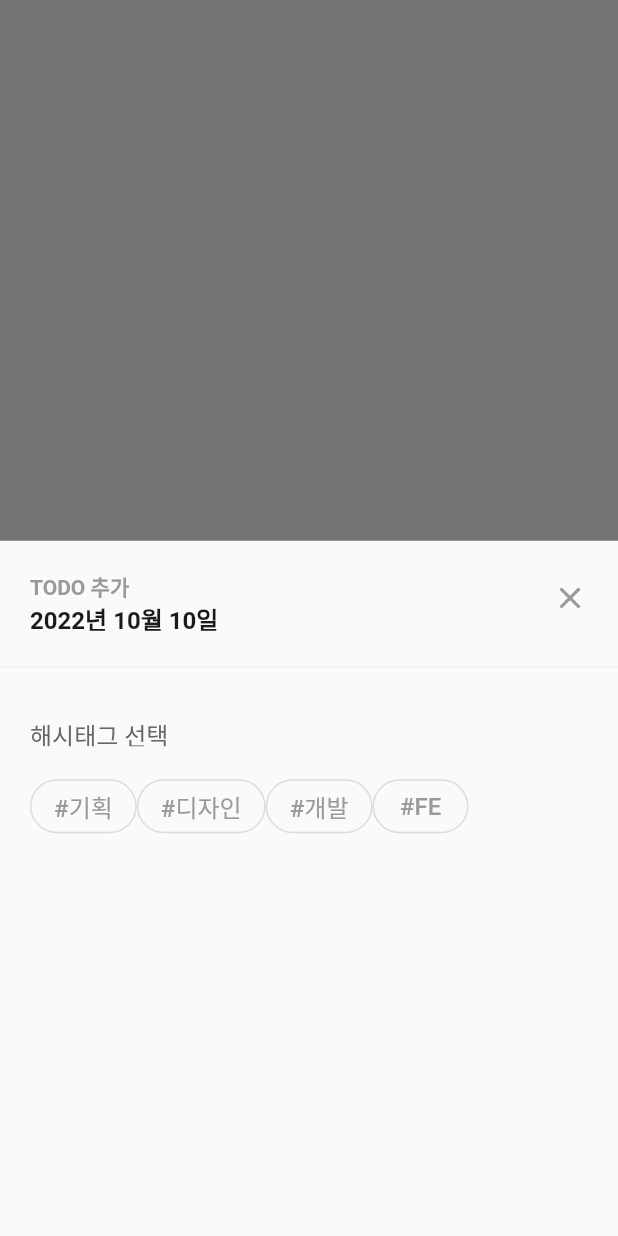
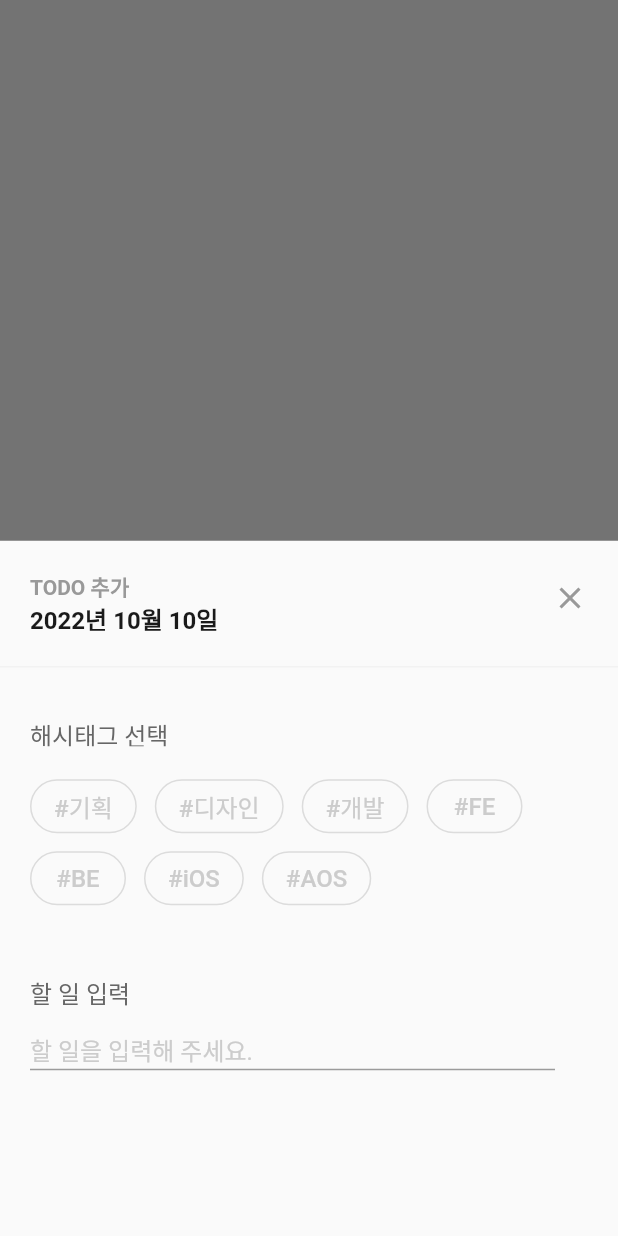
Before and after one commit to Hipspot/hipspot-toyproject-flutter, a Flutter app: the screen it shows after launch, after a tap on the "add" icon, on a phone screen of 412 x 824 dp. Run offline on Flutter 3.47's test engine with Material 2 defaults, Android fonts, the phone set to English and light mode, and no system bars.

Commit message:
whole bottom sheet (except the color changing)

```diff
--- a/lib/main.dart
+++ b/lib/main.dart
@@ -112,7 +112,7 @@ class _MyHomePageState extends State<MyHomePage> {
                 thickness: 1,
                 color: Color(0xffF2F2F2),
               ),
-              Row(
+              Column(
                 children: [
                   Column(
                     crossAxisAlignment: CrossAxisAlignment.start,
@@ -134,16 +134,57 @@ class _MyHomePageState extends State<MyHomePage> {
                       ),
                       Padding(
                           padding: EdgeInsets.fromLTRB(20, 16, 0, 0),
-                          child: Row(
-                            mainAxisAlignment: MainAxisAlignment.spaceEvenly,
+                          child: Column(
                             children: [
-                              HashtagButton(text: '#기획'),
-                              HashtagButton(text: '#디자인'),
-                              HashtagButton(text: '#개발'),
-                              HashtagButton(text: '#FE'),
+                              Row(
+                                children: [
+                                  HashtagButton(text: '#기획'),
+                                  SizedBox(width: 12),
+                                  HashtagButton(text: '#디자인'),
+                                  SizedBox(width: 12),
+                                  HashtagButton(text: '#개발'),
+                                  SizedBox(width: 12),
+                                  HashtagButton(text: '#FE'),
+                                ],
+                              ),
+                              Row(
+                                children: [
+                                  HashtagButton(text: '#BE'),
+                                  SizedBox(width: 12),
+                                  HashtagButton(text: '#iOS'),
+                                  SizedBox(width: 12),
+                                  HashtagButton(text: '#AOS')
+                                ]
+                              )
                             ],
                           )
                       ),
+                      Padding(
+                        padding: EdgeInsets.fromLTRB(20, 40, 0, 0),
+                        child: Text(
+                          '할 일 입력',
+                          style: TextStyle(
+                            fontSize: 16,
+                            color: Color(0xff666666),
+                          ),
+                        )
+                      ),
+                      Padding(
+                        padding: EdgeInsets.fromLTRB(20, 16, 20, 0),
+                        child: SizedBox(
+                          width: 350,
+                          height: 24,
+                          child: TextField(
+                            decoration: InputDecoration(
+                              labelText: '할 일을 입력해 주세요.',
+                              labelStyle: TextStyle(
+                                color: Color(0xffCCCCCC),
+                                fontSize: 16,
+                              )
+                            ),
+                          ),
+                        )
+                      )
                     ],
                   ),
                 ],
@@ -177,12 +218,13 @@ class HashtagButton extends StatelessWidget {
           overlayColor: getColor(Colors.grey, Colors.teal),
           shape: MaterialStateProperty.all(RoundedRectangleBorder(borderRadius: BorderRadius.circular(30.0))),
         ),
-        onPressed: () {},
+        onPressed: () {
+        },
         child: Text(
           text,
           style: TextStyle(
             fontSize: 16,
-            color: Color(0xff999999),
+            color: Color(0xffCCCCCC),
           ),
         )
     );
```
